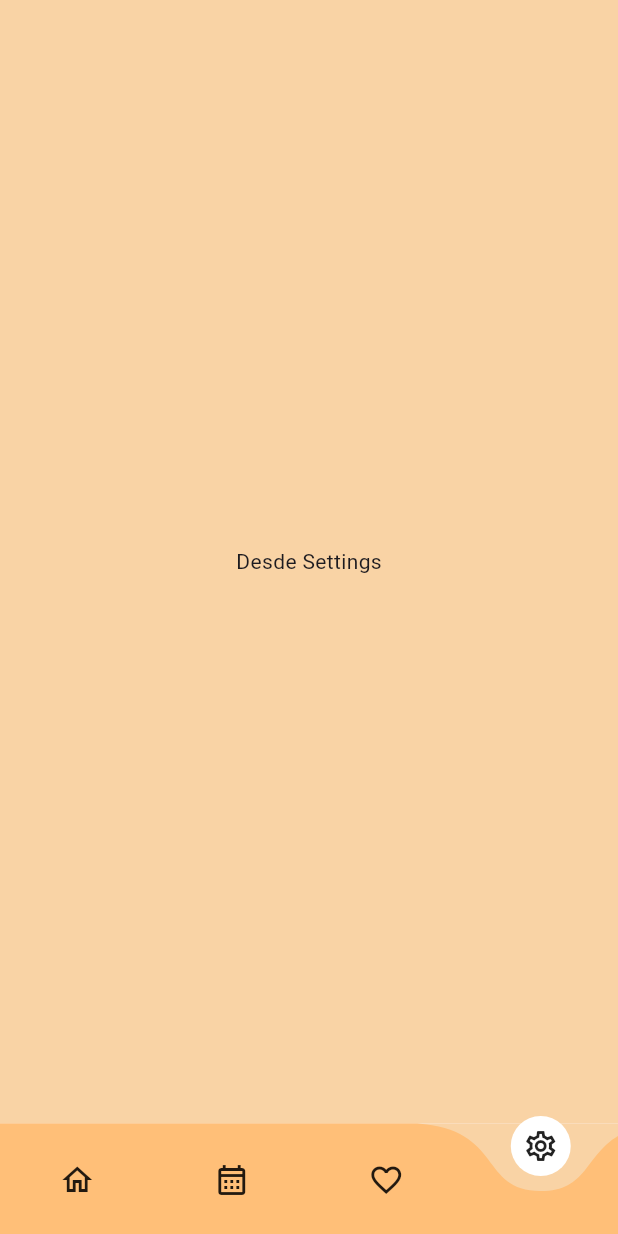
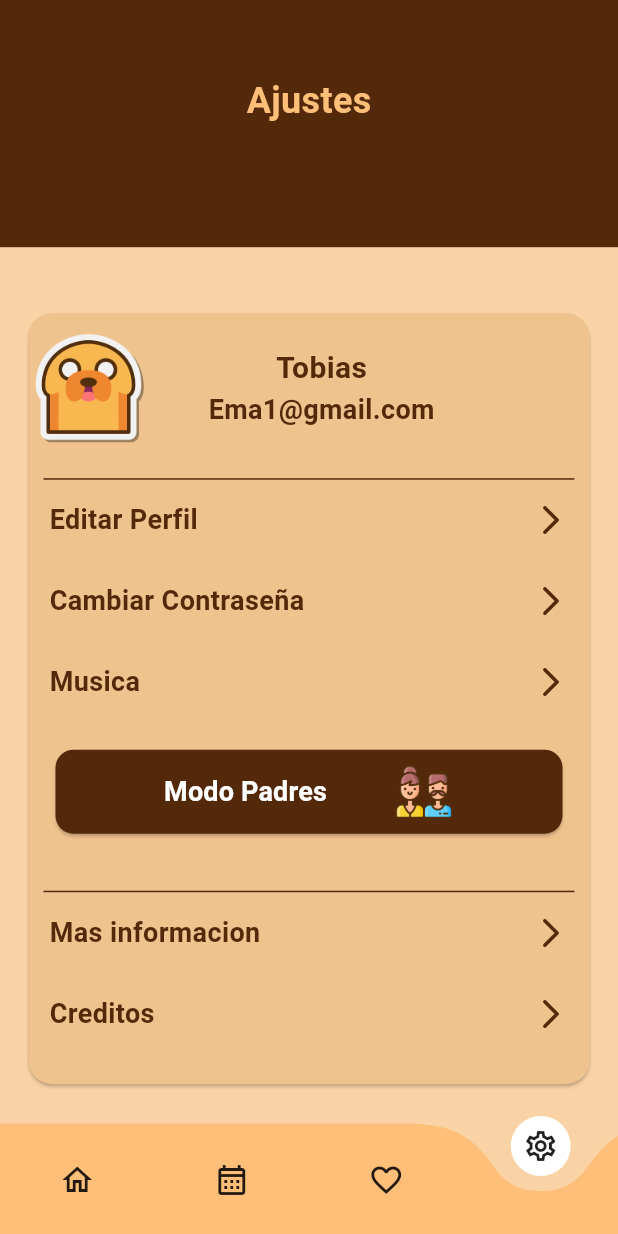
Before and after one commit to tobias-tj/TekkoApp, a Flutter app: the SettingScreen screen opened by its route, on a phone screen of 412 x 824 dp. Run offline on Flutter 3.47's test engine with Material 3 defaults, Android fonts, the phone set to English and light mode, and no system bars; drawn by our look-alikes of curved_navigation_bar; our stand-ins replace audioplayers, go_router, lottie, shared_preferences, vibration; missing offline and left inert: flame; accounts and stored records are empty.

Commit message:
Se agrega pantalla Ajustes

```diff
--- /dev/null
+++ b/lib/components/linear_element.dart
@@ -0,0 +1,23 @@
+import 'package:flutter/material.dart';
+import 'package:tekko/styles/app_colors.dart';
+
+class LinearElement extends StatelessWidget {
+  const LinearElement({
+    super.key,
+    required this.size,
+  });
+
+  final Size size;
+
+  @override
+  Widget build(BuildContext context) {
+    return Padding(
+      padding: EdgeInsets.symmetric(horizontal: 10.0),
+      child: Container(
+        height: 1.0,
+        width: size.width,
+        color: AppColors.chocolateNewDark,
+      ),
+    );
+  }
+}
--- a/lib/components/top_title_generic.dart
+++ b/lib/components/top_title_generic.dart
@@ -2,7 +2,8 @@ import 'package:flutter/material.dart';
 import 'package:tekko/styles/app_colors.dart';
 
 class TopTitleGeneric extends StatelessWidget {
-  const TopTitleGeneric({super.key});
+  final String title;
+  const TopTitleGeneric({super.key, required this.title});
 
   @override
   Widget build(BuildContext context) {
@@ -32,8 +33,8 @@ class TopTitleGeneric extends StatelessWidget {
                     Column(
                       mainAxisAlignment: MainAxisAlignment.center,
                       children: [
-                        const Text(
-                          "Favoritos",
+                        Text(
+                          title,
                           style: TextStyle(
                               fontSize: 24,
                               fontWeight: FontWeight.bold,
--- a/lib/screens/favorites/favorite_screen.dart
+++ b/lib/screens/favorites/favorite_screen.dart
@@ -25,7 +25,9 @@ class FavoriteScreen extends StatelessWidget {
           ),
           Column(
             children: [
-              TopTitleGeneric(),
+              TopTitleGeneric(
+                title: "Favoritos",
+              ),
               Expanded(
                 child: Padding(
                   padding: const EdgeInsets.symmetric(horizontal: 26.0),
--- /dev/null
+++ b/lib/screens/settings/item_setting.dart
@@ -0,0 +1,34 @@
+import 'package:flutter/material.dart';
+import 'package:tekko/styles/app_colors.dart';
+
+class ItemSetting extends StatelessWidget {
+  final String title;
+  const ItemSetting({super.key, required this.title});
+
+  @override
+  Widget build(BuildContext context) {
+    return GestureDetector(
+      onTap: () {},
+      child: Padding(
+        padding: const EdgeInsets.all(14),
+        child: Row(
+          mainAxisAlignment: MainAxisAlignment.spaceBetween,
+          children: [
+            Text(
+              title,
+              style: const TextStyle(
+                color: AppColors.chocolateNewDark,
+                fontSize: 18,
+                fontWeight: FontWeight.bold,
+              ),
+            ),
+            Icon(
+              Icons.arrow_forward_ios_rounded,
+              color: AppColors.chocolateNewDark,
+            )
+          ],
+        ),
+      ),
+    );
+  }
+}
--- a/lib/screens/settings/setting_screen.dart
+++ b/lib/screens/settings/setting_screen.dart
@@ -1,4 +1,7 @@
 import 'package:flutter/material.dart';
+import 'package:tekko/components/linear_element.dart';
+import 'package:tekko/components/top_title_generic.dart';
+import 'package:tekko/screens/settings/item_setting.dart';
 import 'package:tekko/styles/app_colors.dart';
 
 class SettingScreen extends StatelessWidget {
@@ -6,9 +9,141 @@ class SettingScreen extends StatelessWidget {
 
   @override
   Widget build(BuildContext context) {
+    final size = MediaQuery.of(context).size;
+
     return Scaffold(
       backgroundColor: AppColors.softCream,
-      body: Center(child: Text("Desde Settings")),
+      body: Stack(
+        children: [
+          Container(
+            width: size.width,
+            height: size.height,
+            color: AppColors.softCream,
+          ),
+          Column(
+            children: [
+              TopTitleGeneric(
+                title: "Ajustes",
+              ),
+              SizedBox(height: 25),
+              Padding(
+                padding: const EdgeInsets.all(15),
+                child: Card(
+                  color:
+                      AppColors.cardBackgroundSoft, // Color del card (#C68133)
+                  shape: RoundedRectangleBorder(
+                    borderRadius:
+                        BorderRadius.circular(16.0), // Bordes redondeados
+                  ),
+                  child: Column(
+                    mainAxisAlignment: MainAxisAlignment.start,
+                    children: [
+                      // Contenedor con borde redondeado y color más oscuro
+                      Column(
+                        children: [
+                          SizedBox(
+                              height:
+                                  10), // Texto acompañado de una imagen de volumen
+                          Row(
+                            mainAxisAlignment: MainAxisAlignment.start,
+                            children: [
+                              Image.asset(
+                                'assets/images/dogJake.png',
+                                width: 80,
+                                height: 80,
+                              ),
+                              SizedBox(width: 40),
+                              Column(
+                                children: [
+                                  Text(
+                                    "Tobias",
+                                    style: const TextStyle(
+                                      color: AppColors.chocolateNewDark,
+                                      fontSize: 20,
+                                      fontWeight: FontWeight.bold,
+                                    ),
+                                  ),
+                                  const SizedBox(width: 8.0),
+                                  Text(
+                                    "Ema1@gmail.com",
+                                    style: const TextStyle(
+                                      color: AppColors.chocolateNewDark,
+                                      fontSize: 18,
+                                      fontWeight: FontWeight.bold,
+                                    ),
+                                  ),
+                                ],
+                              ),
+                            ],
+                          ),
+                          SizedBox(
+                            height: 20,
+                          ),
+                          LinearElement(size: size),
+                          ItemSetting(
+                            title: "Editar Perfil",
+                          ),
+                          ItemSetting(
+                            title: "Cambiar Contraseña",
+                          ),
+                          ItemSetting(
+                            title: "Musica",
+                          ),
+                          Padding(
+                            padding: const EdgeInsets.all(18),
+                            child: ElevatedButton(
+                                onPressed: () {
+                                  // Lógica para manejar el modo padres
+                                },
+                                style: ElevatedButton.styleFrom(
+                                  backgroundColor: AppColors
+                                      .chocolateNewDark, // Color del botón
+                                  shape: RoundedRectangleBorder(
+                                    borderRadius: BorderRadius.circular(12.0),
+                                  ),
+                                  padding: EdgeInsets.symmetric(
+                                      horizontal: 50, vertical: 8.0),
+                                ),
+                                child: Row(
+                                  mainAxisAlignment:
+                                      MainAxisAlignment.spaceAround,
+                                  children: [
+                                    Text(
+                                      "Modo Padres",
+                                      style: const TextStyle(
+                                        color: AppColors.textColor,
+                                        fontSize: 18,
+                                        fontWeight: FontWeight.bold,
+                                      ),
+                                    ),
+                                    Image.asset("assets/images/parentIcon.png",
+                                        width: 40, height: 40),
+                                  ],
+                                )),
+                          ),
+                          SizedBox(
+                            height: 20,
+                          ),
+                          LinearElement(size: size),
+                          ItemSetting(
+                            title: "Mas informacion",
+                          ),
+                          ItemSetting(
+                            title: "Creditos",
+                          ),
+                          SizedBox(
+                            height: 20,
+                          ),
+                        ],
+                      ),
+                    ],
+                  ),
+                ),
+              )
+            ],
+          )
+        ],
+      ),
     );
   }
 }
```
Also changed, not shown: assets/images/parentIcon.png (added).
